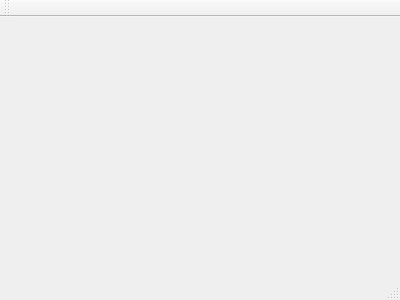
Old version of the form Bluetooth_sniffer_tool/mainwindow.ui in the repository NaPiZip/Qt-Applications-for-Windows-10.
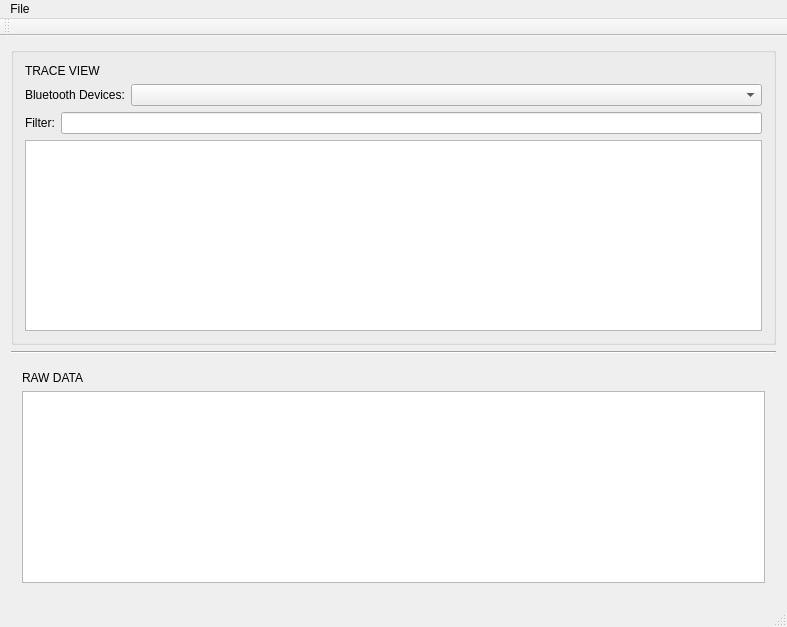
New version of the form. Icons and pictures are not drawn.

Diff of the .ui file:
```diff
--- a/Bluetooth_sniffer_tool/mainwindow.ui
+++ b/Bluetooth_sniffer_tool/mainwindow.ui
@@ -1,24 +1,226 @@
 <ui version="4.0">
  <class>MainWindow</class>
- <widget class="QMainWindow" name="MainWindow" >
-  <property name="geometry" >
+ <widget class="QMainWindow" name="MainWindow">
+  <property name="geometry">
    <rect>
     <x>0</x>
     <y>0</y>
-    <width>400</width>
-    <height>300</height>
+    <width>787</width>
+    <height>627</height>
    </rect>
   </property>
   <property name="windowTitle" >
    <string>MainWindow</string>
   </property>
-  <widget class="QMenuBar" name="menuBar" />
-  <widget class="QToolBar" name="mainToolBar" />
-  <widget class="QWidget" name="centralWidget" />
-  <widget class="QStatusBar" name="statusBar" />
+  <property name="windowIcon">
+   <iconset resource="resources.qrc">
+    <normaloff>:/images/C:/Users/napiZip/Pictures/bluetoothlogoicon.png</normaloff>
+    <disabledoff>:/images/C:/Users/napiZip/Pictures/bluetoothlogoicon.png</disabledoff>:/images/C:/Users/napiZip/Pictures/bluetoothlogoicon.png</iconset>
+  </property>
+  <widget class="QWidget" name="centralWidget">
+   <property name="enabled">
+    <bool>true</bool>
+   </property>
+   <property name="sizePolicy">
+    <sizepolicy hsizetype="Expanding" vsizetype="Expanding">
+     <horstretch>0</horstretch>
+     <verstretch>0</verstretch>
+    </sizepolicy>
+   </property>
+   <property name="layoutDirection">
+    <enum>Qt::LeftToRight</enum>
+   </property>
+   <property name="autoFillBackground">
+    <bool>true</bool>
+   </property>
+   <layout class="QVBoxLayout" name="verticalLayout_3">
+    <item>
+     <widget class="QGroupBox" name="groupBox">
+      <property name="autoFillBackground">
+       <bool>false</bool>
+      </property>
+      <property name="title">
+       <string/>
+      </property>
+      <layout class="QVBoxLayout" name="verticalLayout">
+       <item>
+        <widget class="QLabel" name="lTraceView">
+         <property name="text">
+          <string>TRACE VIEW</string>
+         </property>
+        </widget>
+       </item>
+       <item>
+        <layout class="QFormLayout" name="formLayout">
+         <item row="0" column="0">
+          <widget class="QLabel" name="lBluetoothDevices">
+           <property name="minimumSize">
+            <size>
+             <width>20</width>
+             <height>0</height>
+            </size>
+           </property>
+           <property name="baseSize">
+            <size>
+             <width>20</width>
+             <height>0</height>
+            </size>
+           </property>
+           <property name="text">
+            <string>Bluetooth Devices:</string>
+           </property>
+          </widget>
+         </item>
+         <item row="0" column="1">
+          <widget class="QComboBox" name="cbBluetoothDevices">
+           <property name="iconSize">
+            <size>
+             <width>16</width>
+             <height>16</height>
+            </size>
+           </property>
+          </widget>
+         </item>
+        </layout>
+       </item>
+       <item>
+        <layout class="QFormLayout" name="formLayout_3">
+         <item row="0" column="0">
+          <widget class="QLabel" name="lFilter">
+           <property name="text">
+            <string>Filter:</string>
+           </property>
+          </widget>
+         </item>
+         <item row="0" column="1">
+          <widget class="QLineEdit" name="leFilter"/>
+         </item>
+        </layout>
+       </item>
+       <item>
+        <widget class="QTableView" name="tvBluetoothTraffic">
+         <property name="alternatingRowColors">
+          <bool>true</bool>
+         </property>
+         <property name="sortingEnabled">
+          <bool>true</bool>
+         </property>
+        </widget>
+       </item>
+      </layout>
+     </widget>
+    </item>
+    <item>
+     <widget class="Line" name="line">
+      <property name="orientation">
+       <enum>Qt::Horizontal</enum>
+      </property>
+     </widget>
+    </item>
+    <item>
+     <widget class="QFrame" name="frame">
+      <property name="autoFillBackground">
+       <bool>true</bool>
+      </property>
+      <layout class="QVBoxLayout" name="verticalLayout_2">
+       <item>
+        <widget class="QLabel" name="lRawData">
+         <property name="text">
+          <string>RAW DATA</string>
+         </property>
+        </widget>
+       </item>
+       <item>
+        <widget class="QTableView" name="tvRawDataTraffic"/>
+       </item>
+      </layout>
+     </widget>
+    </item>
+   </layout>
+  </widget>
+  <widget class="QMenuBar" name="menuBar">
+   <property name="geometry">
+    <rect>
+     <x>0</x>
+     <y>0</y>
+     <width>787</width>
+     <height>21</height>
+    </rect>
+   </property>
+   <property name="defaultUp">
+    <bool>false</bool>
+   </property>
+   <widget class="QMenu" name="menuFIle">
+    <property name="title">
+     <string>File</string>
+    </property>
+    <addaction name="actionNew"/>
+    <addaction name="actionopen"/>
+    <addaction name="actionExit"/>
+   </widget>
+   <addaction name="menuFIle"/>
+  </widget>
+  <widget class="QToolBar" name="mainToolBar">
+   <attribute name="toolBarArea">
+    <enum>TopToolBarArea</enum>
+   </attribute>
+   <attribute name="toolBarBreak">
+    <bool>true</bool>
+   </attribute>
+  </widget>
+  <widget class="QStatusBar" name="statusBar"/>
+  <action name="actionNew">
+   <property name="text">
+    <string>New</string>
+   </property>
+  </action>
+  <action name="actionopen">
+   <property name="text">
+    <string>Open</string>
+   </property>
+  </action>
+  <action name="actionExit">
+   <property name="text">
+    <string>Exit</string>
+   </property>
+  </action>
  </widget>
- <layoutDefault spacing="6" margin="11" />
- <pixmapfunction></pixmapfunction>
- <resources/>
- <connections/>
+ <layoutdefault spacing="6" margin="11"/>
+ <resources>
+  <include location="resources.qrc"/>
+ </resources>
+ <connections>
+  <connection>
+   <sender>cbBluetoothDevices</sender>
+   <signal>currentIndexChanged(QString)</signal>
+   <receiver>MainWindow</receiver>
+   <slot>show()</slot>
+   <hints>
+    <hint type="sourcelabel">
+     <x>441</x>
+     <y>81</y>
+    </hint>
+    <hint type="destinationlabel">
+     <x>393</x>
+     <y>313</y>
+    </hint>
+   </hints>
+  </connection>
+  <connection>
+   <sender>lFilter</sender>
+   <signal>linkActivated(QString)</signal>
+   <receiver>MainWindow</receiver>
+   <slot>update()</slot>
+   <hints>
+    <hint type="sourcelabel">
+     <x>33</x>
+     <y>109</y>
+    </hint>
+    <hint type="destinationlabel">
+     <x>393</x>
+     <y>313</y>
+    </hint>
+   </hints>
+  </connection>
+ </connections>
 </ui>
```
Left out of the diff: 5 changed lines with no effect on the pictures.
